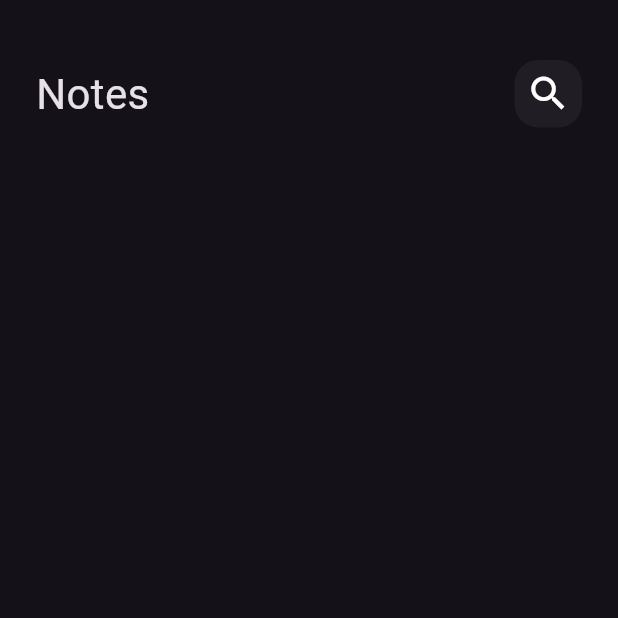
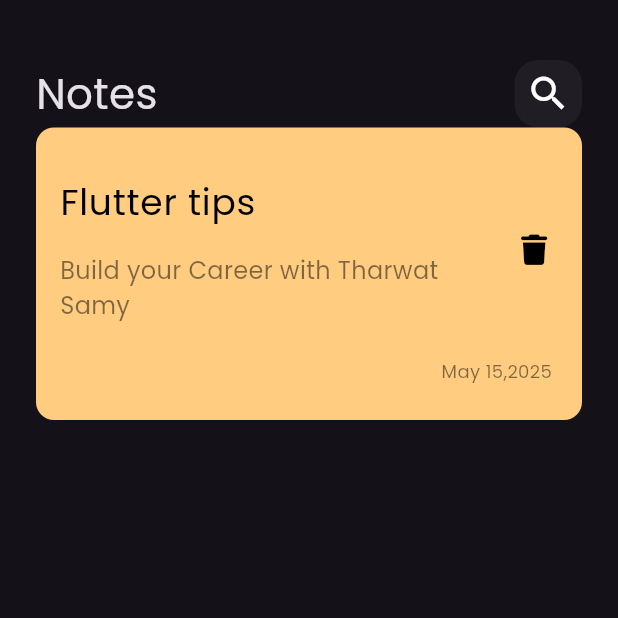
Before and after one commit to Rofaida-Asem/notes_app, a Flutter app: the screen it shows after launch, on a phone screen of 412 x 824 dp, the top half of it. Run offline on Flutter 3.47's test engine with Material 3 defaults, Android fonts, the phone set to English and light mode, and no system bars; our stand-ins replace font_awesome_flutter.

Commit message:
create custom note item

```diff
--- a/lib/main.dart
+++ b/lib/main.dart
@@ -12,7 +12,7 @@ class NotesApp extends StatelessWidget {
   Widget build(BuildContext context) {
     return MaterialApp(
       debugShowCheckedModeBanner: false,
-      theme: ThemeData.dark(),
+      theme: ThemeData(brightness: Brightness.dark, fontFamily: 'Poppins'),
       home: NotesView(),
     );
   }
--- /dev/null
+++ b/lib/views/widgets/custem_note_item.dart
@@ -0,0 +1,58 @@
+import 'package:flutter/material.dart';
+import 'package:font_awesome_flutter/font_awesome_flutter.dart';
+
+class NoteItem extends StatelessWidget {
+  const NoteItem({super.key});
+
+  @override
+  Widget build(BuildContext context) {
+    return Container(
+      decoration: BoxDecoration(
+        color: Color(0xffFFCC80),
+        borderRadius: BorderRadius.circular(12),
+      ),
+      child: Padding(
+        padding: const EdgeInsets.only(top: 24, bottom: 24, left: 16, right: 8),
+        child: Column(
+          crossAxisAlignment: CrossAxisAlignment.end,
+          children: [
+            ListTile(
+              contentPadding: EdgeInsets.all(0),
+              title: Text(
+                'Flutter tips',
+                style: TextStyle(color: Colors.black, fontSize: 24),
+              ),
+              subtitle: Padding(
+                padding: const EdgeInsets.only(top: 16),
+                child: Text(
+                  'Build your Career with Tharwat Samy',
+                  style: TextStyle(
+                      color: Colors.black.withAlpha(128), fontSize: 16),
+                ),
+              ),
+              trailing: IconButton(
+                onPressed: () {},
+                icon: Icon(
+                  FontAwesomeIcons.trash,
+                  color: Colors.black,
+                  size: 20,
+                ),
+              ),
+            ),
+            SizedBox(
+              height: 16,
+            ),
+            Padding(
+              padding: const EdgeInsets.only(right: 12),
+              child: Text(
+                'May 15,2025',
+                style:
+                    TextStyle(color: Colors.black.withAlpha(128), fontSize: 12),
+              ),
+            )
+          ],
+        ),
+      ),
+    );
+  }
+}
--- a/lib/views/widgets/notes_view_body.dart
+++ b/lib/views/widgets/notes_view_body.dart
@@ -1,4 +1,5 @@
 import 'package:flutter/material.dart';
+import 'package:notes_app/views/widgets/custem_note_item.dart';
 import 'package:notes_app/views/widgets/custom_app_bar.dart';
 
 class NotesViewBody extends StatelessWidget {
@@ -14,17 +15,9 @@ class NotesViewBody extends StatelessWidget {
             height: 40,
           ),
           CustomAppBar(),
+          NoteItem(),
         ],
       ),
     );
   }
 }
-
-class NoteItem extends StatelessWidget {
-  const NoteItem({super.key});
-
-  @override
-  Widget build(BuildContext context) {
-    return Container();
-  }
-}
```
Also changed, not shown: pubspec.yaml (+6 -7 lines), assets/fonts/Poppins-Regular.ttf (added), pubspec.lock.
